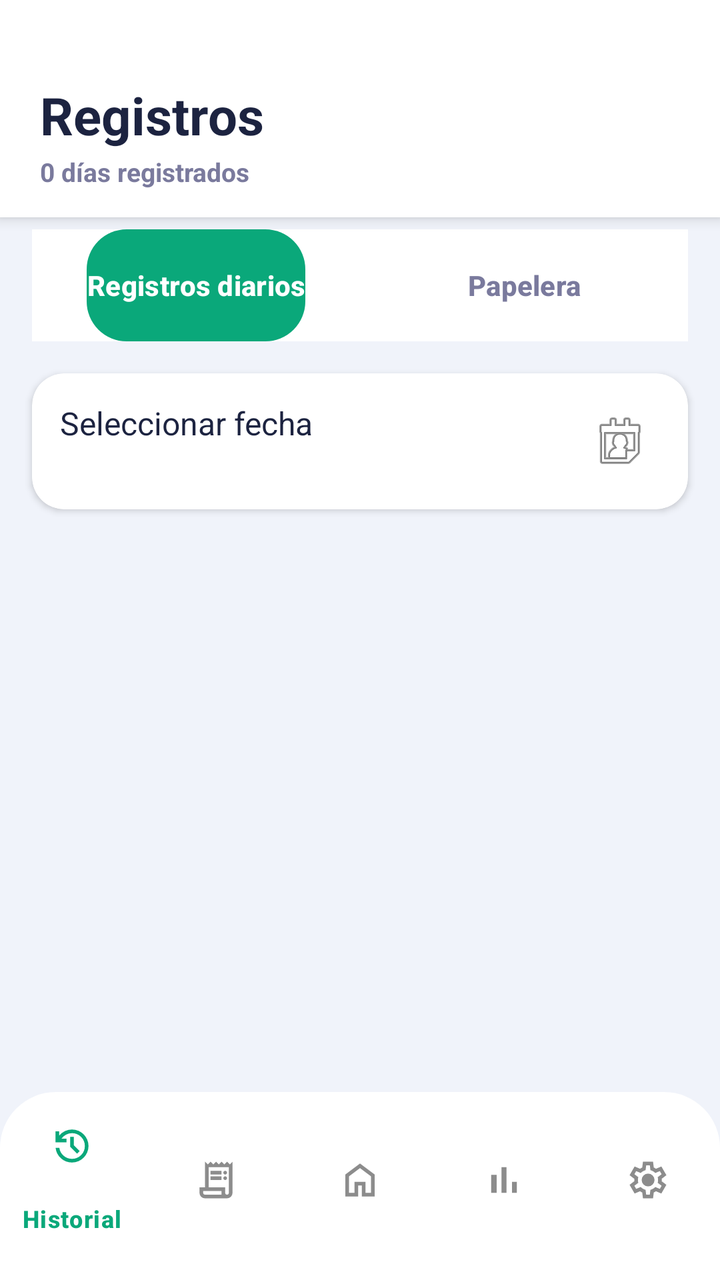
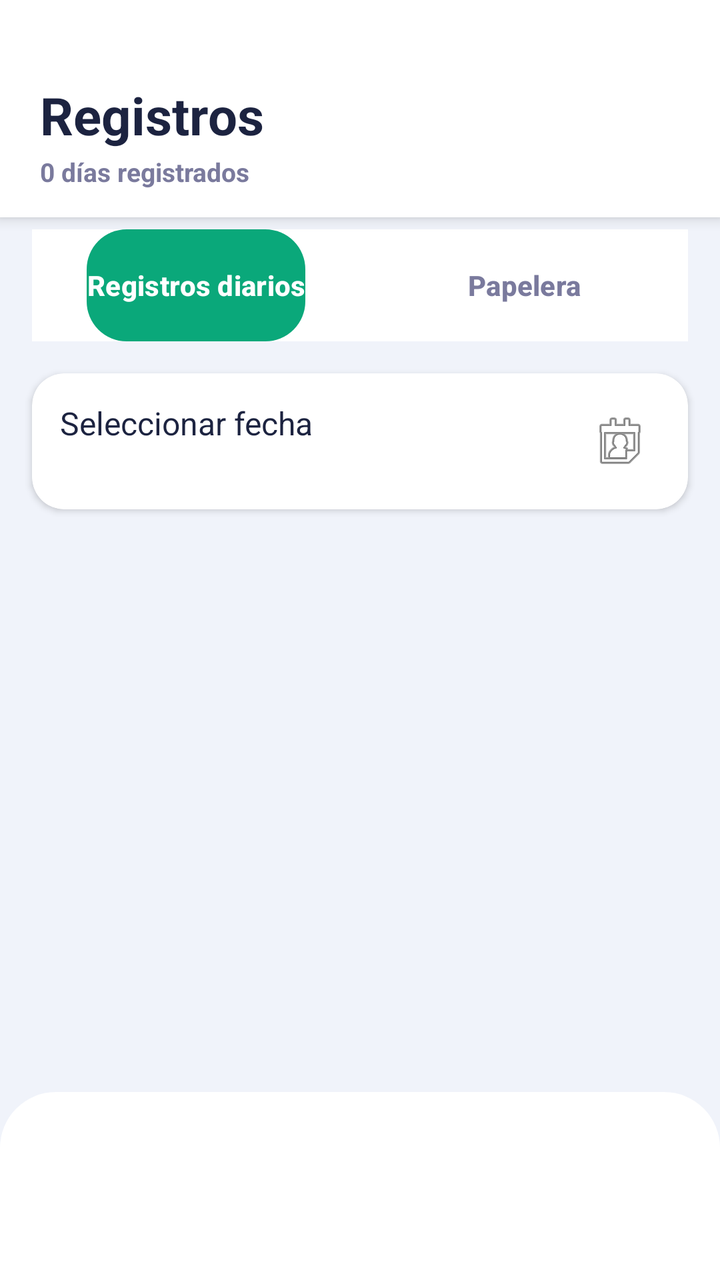

An Android layout rendered at two revisions. The XML below is the earlier revision; the diff shows what the commit changed to produce the second picture.
<!-- AndroidManifest.xml: application theme Theme.TotalDiaria -->
<!-- res/layout/activity_registros.xml -->
<?xml version="1.0" encoding="utf-8"?>
<LinearLayout
    xmlns:android="http://schemas.android.com/apk/res/android"
    xmlns:app="http://schemas.android.com/apk/res-auto"
    android:layout_width="match_parent"
    android:layout_height="match_parent"
    android:orientation="vertical"
    android:background="#F0F3FA">

    

    <LinearLayout
        android:layout_width="match_parent"
        android:layout_height="wrap_content"
        android:background="#FFFFFF"
        android:elevation="4dp"
        android:orientation="vertical"
        android:paddingStart="20dp"
        android:paddingTop="40dp"
        android:paddingEnd="20dp"
        android:paddingBottom="14dp">

        <TextView
            android:layout_width="wrap_content"
            android:layout_height="wrap_content"
            android:text="Registros"
            android:textColor="#1C2340"
            android:textSize="26sp"
            android:textStyle="bold"/>

        <TextView
            android:id="@+id/txtContadorRegistros"
            android:layout_width="wrap_content"
            android:layout_height="wrap_content"
            android:layout_marginTop="2dp"
            android:text="0 días registrados"
            android:textColor="#7A7A9D"
            android:textSize="13sp"
            android:textStyle="bold"/>

    </LinearLayout>

    

    <com.google.android.material.tabs.TabLayout
        android:id="@+id/tabLayoutRegistros"
        android:layout_width="match_parent"
        android:layout_height="56dp"
        android:layout_marginTop="6dp"
        android:layout_marginStart="16dp"
        android:layout_marginEnd="16dp"
        android:background="#FFFFFF"
        app:tabIndicator="@drawable/bg_tab_seleccionada"
        app:tabIndicatorColor="#0AA87A"
        app:tabIndicatorFullWidth="false"
        app:tabIndicatorGravity="stretch"
        app:tabIndicatorHeight="40dp"
        app:tabMode="fixed"
        app:tabGravity="fill"
        app:tabRippleColor="#00000000"
        app:tabTextAppearance="@style/TextoPestanaRegistros"
        app:tabTextColor="#7A7A9D"
        app:tabSelectedTextColor="#FFFFFF"
        app:tabPaddingStart="20dp"
        app:tabPaddingEnd="20dp">

        <com.google.android.material.tabs.TabItem
            android:layout_width="wrap_content"
            android:layout_height="wrap_content"
            android:text="Registros diarios"/>

        <com.google.android.material.tabs.TabItem
            android:layout_width="wrap_content"
            android:layout_height="wrap_content"
            android:text="Papelera"/>

    </com.google.android.material.tabs.TabLayout>

    

    <androidx.cardview.widget.CardView
        android:id="@+id/cardFiltroFecha"
        android:layout_width="match_parent"
        android:layout_height="wrap_content"
        android:layout_margin="16dp"
        app:cardCornerRadius="16dp"
        app:cardBackgroundColor="#FFFFFF">

        <LinearLayout
            android:layout_width="match_parent"
            android:layout_height="wrap_content"
            android:orientation="horizontal"
            android:padding="14dp">

            <TextView
                android:id="@+id/txtFechaSeleccionada"
                android:layout_width="0dp"
                android:layout_height="wrap_content"
                android:layout_weight="1"
                android:text="Seleccionar fecha"
                android:textColor="#1C2340"
                android:textSize="16sp"/>

            <ImageButton
                android:id="@+id/btnCalendario"
                android:layout_width="40dp"
                android:layout_height="40dp"
                android:background="@android:color/transparent"
                android:src="@android:drawable/ic_menu_my_calendar"/>
        </LinearLayout>

    </androidx.cardview.widget.CardView>

    

    <FrameLayout
        android:layout_width="match_parent"
        android:layout_height="0dp"
        android:layout_weight="1">

        <androidx.recyclerview.widget.RecyclerView
            android:id="@+id/recyclerRegistros"
            android:layout_width="match_parent"
            android:layout_height="match_parent"/>

        <TextView
            android:id="@+id/txtVacioRegistros"
            android:layout_width="wrap_content"
            android:layout_height="wrap_content"
            android:layout_gravity="center"
            android:text="Aún no hay registros diarios"
            android:textColor="#7A7A9D"
            android:textSize="15sp"
            android:visibility="gone"/>

        <androidx.recyclerview.widget.RecyclerView
            android:id="@+id/recyclerPapelera"
            android:layout_width="match_parent"
            android:layout_height="match_parent"
            android:visibility="gone"/>

        <TextView
            android:id="@+id/txtVaciaPapelera"
            android:layout_width="wrap_content"
            android:layout_height="wrap_content"
            android:layout_gravity="center"
            android:text="La papelera está vacía"
            android:textColor="#7A7A9D"
            android:textSize="15sp"
            android:visibility="gone"/>

    </FrameLayout>

    

    <com.google.android.material.bottomnavigation.BottomNavigationView
        android:id="@+id/bottomNav"
        style="@style/MenuInferiorCompacto"
        android:layout_width="match_parent"
        android:layout_height="wrap_content"
        app:menu="@menu/menu_bottom"/>

</LinearLayout>
<!-- resources referenced by this layout -->
<resources>
  <!-- drawable bg_tab_seleccionada (drawable) -->
  <?xml version="1.0" encoding="utf-8"?>
  <shape xmlns:android="http://schemas.android.com/apk/res/android"
      android:shape="rectangle">
  
      <corners android:radius="20dp"/>
  
      <solid android:color="#0AA87A"/>
  
  </shape>
  <style name="MenuInferiorCompacto" parent="Widget.Material3.BottomNavigationView">
          <item name="android:background">@drawable/bg_bottom_menu</item>
          <item name="android:elevation">12dp</item>
          <item name="android:paddingTop">4dp</item>
          <item name="android:paddingBottom">10dp</item>
          <item name="itemIconSize">22dp</item>
          <item name="itemIconTint">@color/menu_colors</item>
          <item name="itemTextColor">@color/menu_colors</item>
          <item name="labelVisibilityMode">selected</item>
      </style>
  <style name="TextoPestanaRegistros" parent="TextAppearance.Design.Tab">
          <item name="android:textSize">14sp</item>
          <item name="android:textStyle">bold</item>
          <item name="android:textAllCaps">false</item>
          <item name="textAllCaps">false</item>
      </style>
  <style name="Theme.TotalDiaria" parent="Base.Theme.TotalDiaria" />
  <!-- drawable bg_bottom_menu (drawable) -->
  <?xml version="1.0" encoding="utf-8"?>
  <shape xmlns:android="http://schemas.android.com/apk/res/android">
  
      <solid android:color="#FFFFFF"/>
  
      <corners
          android:topLeftRadius="28dp"
          android:topRightRadius="28dp"/>
  
  </shape>
  <style name="Base.Theme.TotalDiaria" parent="Theme.Material3.DayNight.NoActionBar">
          <item name="android:windowAnimationStyle">@null</item>
      </style>
</resources>

<!-- the commit's change to res/layout/activity_registros.xml (unified diff, before → after) -->
@@ -39,6 +39,8 @@
             android:textStyle="bold"/>
 
     </LinearLayout>
+
+    
 
     
 
@@ -152,12 +154,10 @@
     </FrameLayout>
 
     
-
     <com.google.android.material.bottomnavigation.BottomNavigationView
         android:id="@+id/bottomNav"
         style="@style/MenuInferiorCompacto"
         android:layout_width="match_parent"
-        android:layout_height="wrap_content"
-        app:menu="@menu/menu_bottom"/>
+        android:layout_height="wrap_content" />
 
 </LinearLayout>
